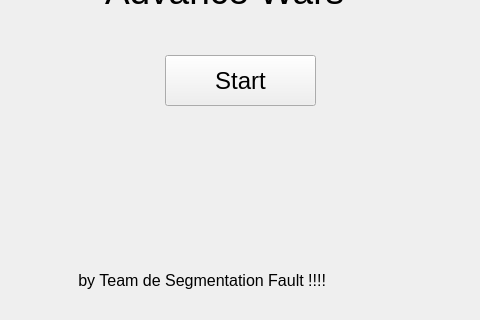
naimsassine/ProjetInfo-AdvanceWars, file menu.ui: the form before one commit; both pictures show x 145 to 625 and y 95 to 415 of the 800 by 600 pixel window.
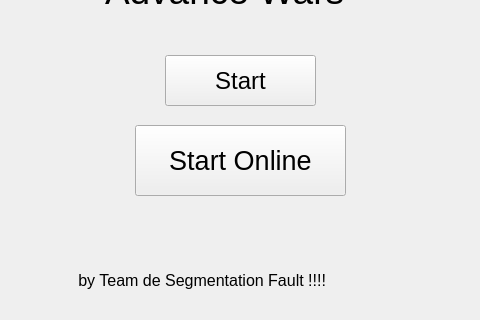
The form after the commit.

The edit to the form file:
```diff
--- a/menu.ui
+++ b/menu.ui
@@ -73,6 +73,19 @@
      <string>   by Team de Segmentation Fault !!!!</string>
     </property>
    </widget>
+   <widget class="QPushButton" name="pushButton_2">
+    <property name="geometry">
+     <rect>
+      <x>280</x>
+      <y>220</y>
+      <width>211</width>
+      <height>71</height>
+     </rect>
+    </property>
+    <property name="text">
+     <string>Start Online</string>
+    </property>
+   </widget>
   </widget>
   <widget class="QMenuBar" name="menubar">
    <property name="geometry">
```
